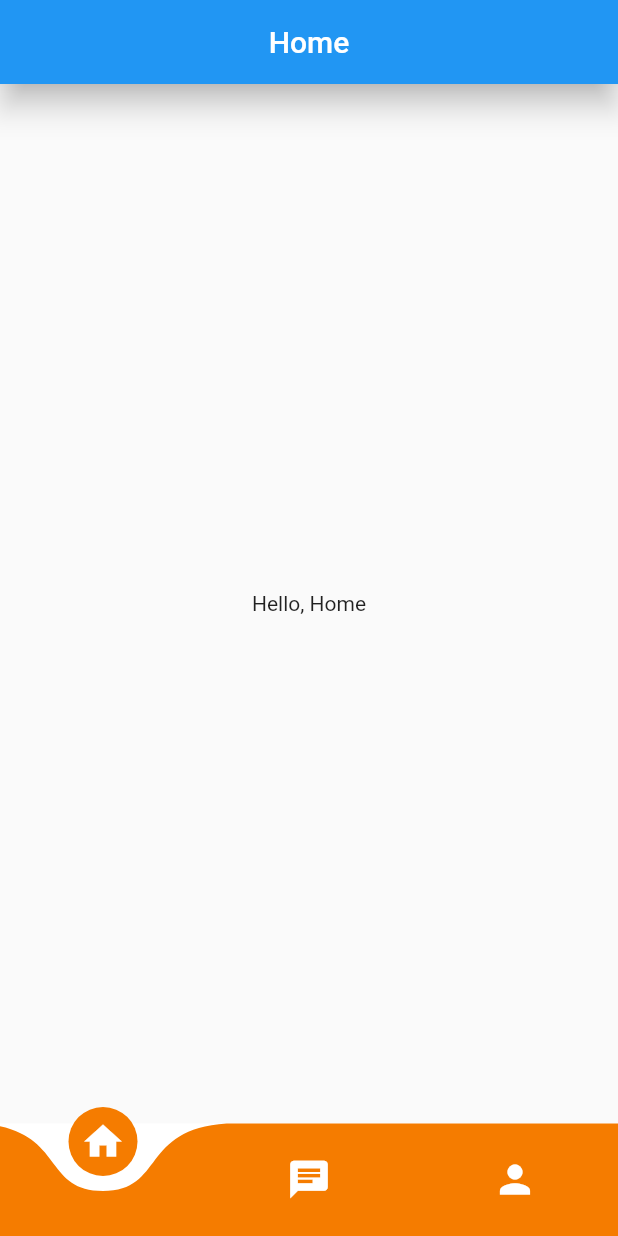
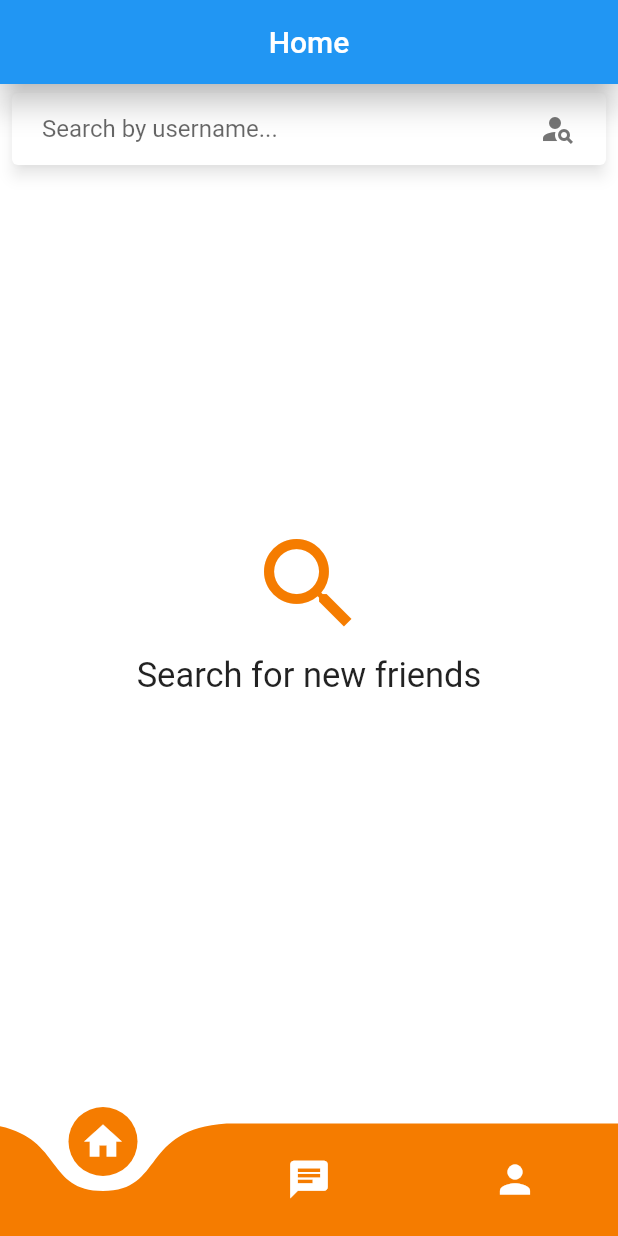
Before and after one commit to dasolari/Firechat, a Flutter app: the screen it shows once a user with an empty profile is signed in, on a phone screen of 412 x 824 dp. Run offline on Flutter 3.47's test engine with Material 2 defaults, Android fonts, the phone set to English and light mode, and no system bars; drawn by our look-alikes of curved_navigation_bar, material_floating_search_bar; our stand-ins replace cloud_firestore, firebase_auth, firebase_core, flutter_spinkit, sliding_up_panel; accounts and stored records are empty.

Commit message:
feat: search friend animation and scaffold, missing Firestore part

```diff
--- a/lib/main.dart
+++ b/lib/main.dart
@@ -14,7 +14,8 @@ class Firechat extends StatelessWidget {
         primarySwatch: Colors.blue,
         primaryColor: Colors.orange[700],
         accentColor: Colors.amber[700],
-        highlightColor: Colors.teal,
+        highlightColor: Colors.deepOrangeAccent,
+        scaffoldBackgroundColor: Colors.white,
         ),
       home: FirebaseBuilder(),
     );
--- a/lib/models/chat.dart
+++ b/lib/models/chat.dart
@@ -18,7 +18,7 @@ class Chat {
       id: data['id'] ?? 'default',
       type: data['type'] ?? 'chat',
       name: data['name'] ?? 'My Default Chat',
-      picture: data['lastName'] ?? 'default',
+      picture: data['picture'] ?? 'default',
       participants: data['participants'] ?? ['default_1', 'default_2']
     );
   }
--- a/lib/screens/home/home.dart
+++ b/lib/screens/home/home.dart
@@ -1,10 +1,17 @@
 import 'package:flutter/material.dart';
+import 'package:material_floating_search_bar/material_floating_search_bar.dart';
 
 
-class Home extends StatelessWidget {
+class Home extends StatefulWidget {
   static Route<dynamic> route() => MaterialPageRoute(
     builder: (context) => Home(),
   );
+
+  @override
+  _HomeState createState() => _HomeState();
+}
+
+class _HomeState extends State<Home> {
 
   @override
   Widget build(BuildContext context) {
@@ -17,9 +24,83 @@ class Home extends StatelessWidget {
         centerTitle: true,
         elevation: 8,
       ),
-      body: Center(
-        child: Text('Hello, Home'),
+      resizeToAvoidBottomInset: false,
+      body: Stack(
+        fit: StackFit.expand,
+        children: <Widget>[
+          Center(
+            child: Column(
+              mainAxisAlignment: MainAxisAlignment.center,
+              children: <Widget>[
+                IconButton(
+                  onPressed: () {},
+                  highlightColor: Colors.transparent,
+                  iconSize: 80,
+                  icon: Icon(
+                    Icons.search,
+                    color: Theme.of(context).primaryColor,
+                    size: 80,
+                  ),
+                ),
+                Text(
+                  'Search for new friends',
+                  style: TextStyle(fontSize: 23),
+                )
+              ],
+            ),
+          ),
+          buildFloatingSearchBar(context),
+        ],
       ),
     );
   }
 }
+
+Widget buildFloatingSearchBar(context) {
+  final isPortrait = MediaQuery.of(context).orientation == Orientation.portrait;
+
+  return FloatingSearchBar(
+    hint: 'Search by username...',
+    scrollPadding: const EdgeInsets.only(top: 16, bottom: 56),
+    transitionDuration: const Duration(milliseconds: 500),
+    transitionCurve: Curves.easeInOut,
+    physics: const BouncingScrollPhysics(),
+    axisAlignment: isPortrait ? 0.0 : -1.0,
+    openAxisAlignment: 0.0,
+    width: isPortrait ? 600 : 500,
+    debounceDelay: const Duration(milliseconds: 500),
+    onQueryChanged: (query) {
+      // Call your model, bloc, controller here.
+    },
+    // Specify a custom transition to be used for
+    // animating between opened and closed stated.
+    transition: CircularFloatingSearchBarTransition(),
+    actions: [
+      FloatingSearchBarAction(
+        showIfOpened: false,
+        child: CircularButton(
+          icon: const Icon(Icons.person_search),
+          onPressed: () {},
+        ),
+      ),
+      FloatingSearchBarAction.searchToClear(
+        showIfClosed: false,
+      ),
+    ],
+    builder: (context, transition) {
+      return ClipRRect(
+        borderRadius: BorderRadius.circular(8),
+        child: Material(
+          color: Colors.white,
+          elevation: 4.0,
+          child: Column(
+            mainAxisSize: MainAxisSize.min,
+            children: Colors.accents.map((color) {
+              return Container(height: 112, color: color);
+            }).toList(),
+          ),
+        ),
+      );
+    },
+  );
+}
--- a/pubspec.yaml
+++ b/pubspec.yaml
@@ -34,6 +34,8 @@ dependencies:
   flutter_spinkit: ^5.0.0
   provider: ^5.0.0
   sliding_up_panel: ^2.0.0+1
+  material_floating_search_bar: ^0.3.6
+  curved_navigation_bar: ^1.0.1
 
 dev_dependencies:
   flutter_test:
```
Also changed, not shown: lib/screens/chats/chats.dart (+12 -1 lines), lib/widgets/chats/chat.dart (+9 -7 lines), lib/widgets/chats/create_chat.dart (+7 -8 lines), lib/widgets/chats/panel_info.dart (added, +119 -0 lines), pubspec.lock.
